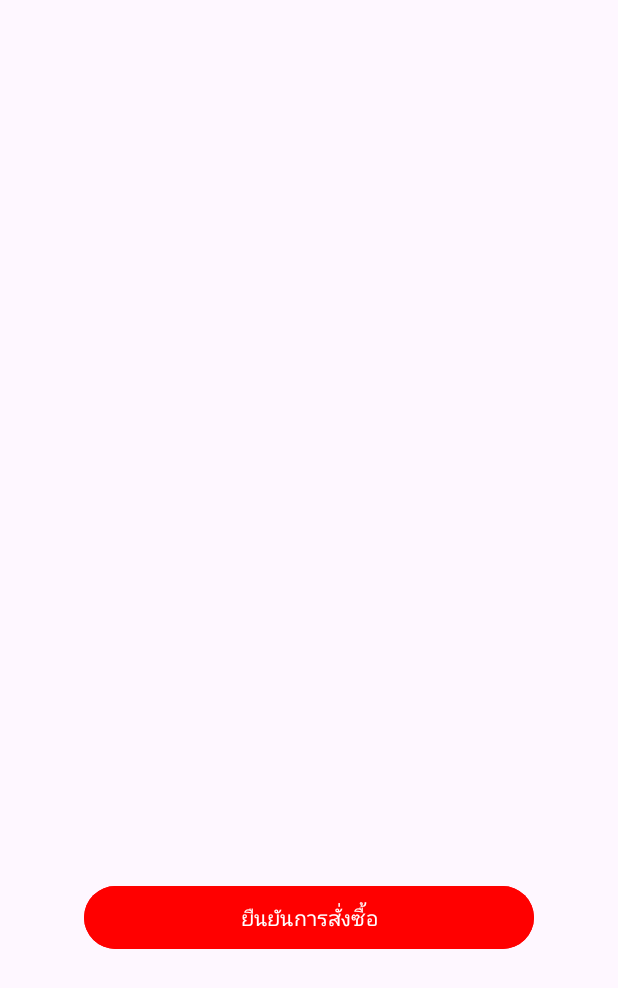
After one commit to ChildrenCity/LibaryproJect, an Android app: the layout activity_receipt.xml on its own in the app's theme, with its tools: preview values and no code run, on a phone screen of 412 x 824 dp. The commit adds this screen. Shown: the top 988 px of the screen. Run offline under Robolectric (Android 15) with nearby library versions, the phone set to English and light mode, and no system bars.

Commit message:
FIKvalue-butBuy

```diff
--- a/app/src/main/AndroidManifest.xml
+++ b/app/src/main/AndroidManifest.xml
@@ -11,6 +11,9 @@
         android:roundIcon="@mipmap/ic_launcher_round"
         android:supportsRtl="true"
         android:theme="@style/Theme.Projectilm">
+        <activity
+            android:name=".ReceiptActivity"
+            android:exported="false" />
         <activity
             android:name=".Favorite"
             android:exported="false" />
--- a/app/src/main/java/com/example/projectilm/MainActivity.java
+++ b/app/src/main/java/com/example/projectilm/MainActivity.java
@@ -52,4 +52,5 @@ public class MainActivity extends AppCompatActivity {
         Intent viewdata = new Intent(this, ViewData.class);
         startActivity(viewdata);
     }
+
 }
--- a/app/src/main/java/com/example/projectilm/Register.java
+++ b/app/src/main/java/com/example/projectilm/Register.java
@@ -39,7 +39,7 @@ public class Register extends AppCompatActivity {
         if (Name.isEmpty()||Password.isEmpty()){
             Toast.makeText(Register.this ,"กรุณากรอกข้อมูลให้ครบ",Toast.LENGTH_SHORT).show();
         }else{
-            boolean insertSucess = db.insertUser(Email,Name, Password);
+            boolean insertSucess = db.insertUser(Name, Password, Email);
             if(insertSucess){
                 Toast.makeText(Register.this,"สมัครสมาชิกสำเร็จ!",Toast.LENGTH_SHORT).show();
                 Intent intent = new Intent(this,MainActivity.class);
--- a/app/src/main/res/layout/activity_main_window.xml
+++ b/app/src/main/res/layout/activity_main_window.xml
@@ -33,6 +33,7 @@
         android:id="@+id/recyclerBooks"
         android:layout_width="0dp"
         android:layout_height="0dp"
+        android:background="@color/g"
         app:layout_constraintTop_toBottomOf="@id/toolbar"
         app:layout_constraintBottom_toTopOf="@id/bottomNavigationView"
         app:layout_constraintStart_toStartOf="parent"
--- /dev/null
+++ b/app/src/main/res/layout/activity_receipt.xml
@@ -0,0 +1,41 @@
+<LinearLayout xmlns:android="http://schemas.android.com/apk/res/android"
+    android:orientation="vertical"
+    android:padding="20dp"
+    android:gravity="center"
+    android:layout_width="match_parent"
+    android:layout_height="match_parent">
+
+    <ImageView
+        android:id="@+id/imgBook"
+        android:layout_width="200dp"
+        android:layout_height="250dp" />
+
+    <TextView
+        android:id="@+id/tvTitle"
+        android:textSize="20sp"
+        android:textStyle="bold"
+        android:paddingTop="10dp"
+        android:layout_height="40dp"
+        android:layout_width="250dp" />
+
+    <TextView
+        android:id="@+id/tvAuthor"
+        android:paddingTop="10dp"
+        android:layout_height="40dp"
+        android:layout_width="250dp" />
+
+    <TextView
+        android:id="@+id/tvCost"
+        android:paddingTop="10dp"
+        android:layout_height="40dp"
+        android:layout_width="250dp" />
+
+    <Button
+        android:id="@+id/btnConfirm"
+        android:text="ยืนยันการสั่งซื้อ"
+        android:layout_marginTop="30dp"
+        android:backgroundTint="@color/red"
+        android:textColor="@android:color/white"
+        android:layout_height="50dp"
+        android:layout_width="300dp" />
+</LinearLayout>
--- a/app/src/main/res/layout/activity_register.xml
+++ b/app/src/main/res/layout/activity_register.xml
@@ -103,6 +103,7 @@
         android:textSize="20dp"
         app:layout_constraintBottom_toBottomOf="parent"
         app:layout_constraintEnd_toEndOf="parent"
+        app:layout_constraintHorizontal_bias="0.462"
         app:layout_constraintStart_toStartOf="parent"
         app:layout_constraintTop_toTopOf="parent"
         app:layout_constraintVertical_bias="0.863" />
--- a/app/src/main/res/layout/item_book.xml
+++ b/app/src/main/res/layout/item_book.xml
@@ -4,7 +4,7 @@
     android:padding="30dp"
     android:layout_width="match_parent"
     android:layout_height="wrap_content"
-    android:background="#F9F9F9">
+    android:background="#94EB94">
 
     <ImageView
         android:id="@+id/imgBook"
--- a/app/src/main/res/values/colors.xml
+++ b/app/src/main/res/values/colors.xml
@@ -4,4 +4,5 @@
     <color name="white">#FFFFFFFF</color>
     <color name="blue">#003CEB</color>
     <color name="red">#FF0000</color>
+    <color name="g">#9CF79C</color>
 </resources>
```
Also changed, not shown: app/src/main/java/com/example/projectilm/BookAdapter.java (+15 -0 lines), app/src/main/java/com/example/projectilm/BookDetail.java (+5 -5 lines), app/src/main/java/com/example/projectilm/DataBaseHelper.java (+9 -4 lines), app/src/main/java/com/example/projectilm/Profile.java (+28 -17 lines), app/src/main/java/com/example/projectilm/ReceiptActivity.java (added, +47 -0 lines), app/src/main/res/layout/activity_profile.xml (+26 -28 lines).
